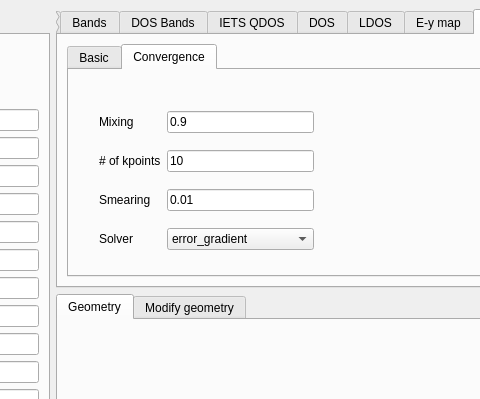
Before: the Qt Designer form interface-pyqt/1d/interface.ui in joselado/quantum-lattice, drawn with Qt 5; both pictures show x 456 to 936 and y 0 to 399 of the 1017 by 659 pixel window.
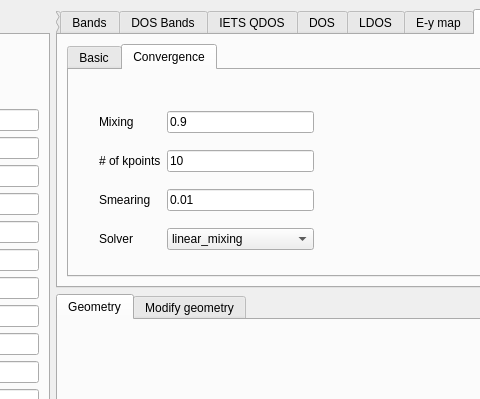
After: the same form once the commit is applied. The open tabs and pages were chosen to show the change. Custom widgets are drawn as their Qt base class.

Commit message:
Make linear_mixing the default SCF solver
Swap the scf_solver dropdown's item order (Convergence sub-tab, all
SCF-capable modes) so linear_mixing is index 0/default and
error_gradient is the alternative, instead of the other way around.

Claude-Session: https://claude.ai/code/session_012fL8wwuicuNy2k5fzsptqR

Patch:
```diff
--- a/interface-pyqt/1d/interface.ui
+++ b/interface-pyqt/1d/interface.ui
@@ -1271,7 +1271,7 @@
                </property>
                <item>
                 <property name="text">
-                 <string>error_gradient</string>
+                 <string>linear_mixing</string>
                 </property>
                </item>
                <item>
```
Left out of the diff: 2 changed lines with no effect on the pictures. The commit also changes 16 other files.
